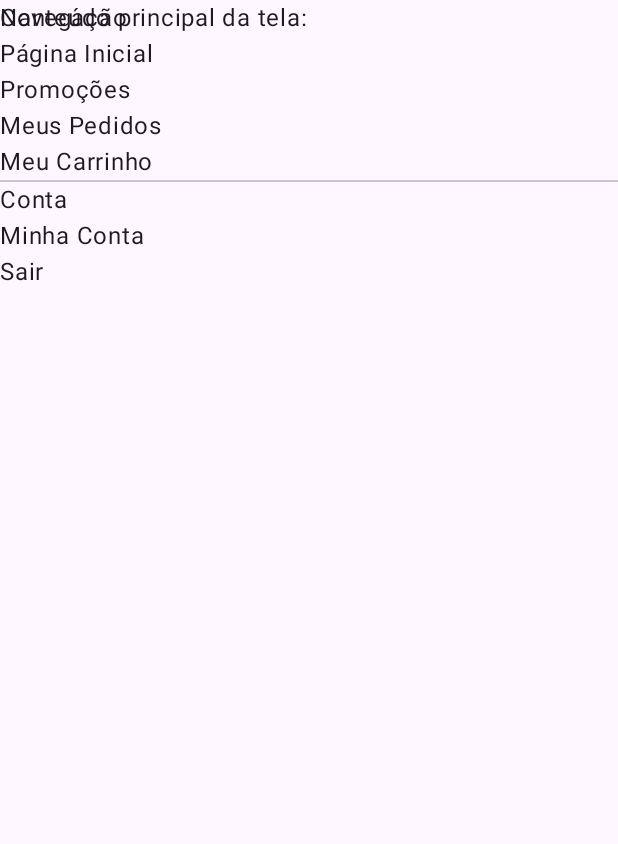
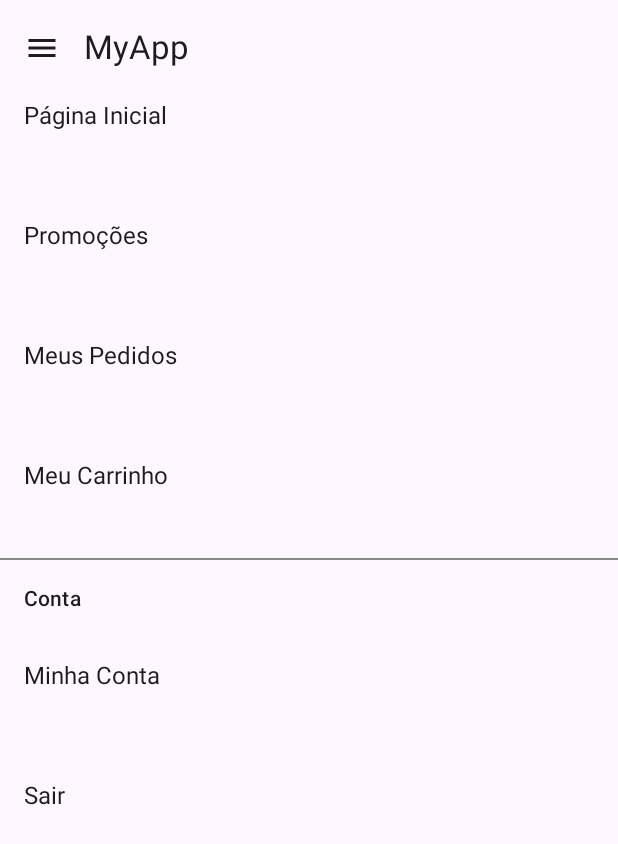
Before and after one commit to windcarvalho/LoginLLMTest, an Android app built with Jetpack Compose: the Tela_Compose_Access_3 screen opened directly, with no data from a screen before it, on a phone screen of 412 x 824 dp. Shown: the top 844 px of the screen. Run offline under Robolectric (Android 15) with nearby library versions, the phone set to English and light mode, and no system bars.

Commit message:
tela 3 adicionada

```diff
--- a/app/src/main/java/org/ufc/great/llm/screens/Tela_Compose_Access_3.kt
+++ b/app/src/main/java/org/ufc/great/llm/screens/Tela_Compose_Access_3.kt
@@ -4,87 +4,168 @@ import android.annotation.SuppressLint
 import androidx.appcompat.app.AppCompatActivity
 import android.os.Bundle
 import androidx.activity.compose.setContent
+import androidx.compose.foundation.clickable
 import androidx.compose.foundation.layout.*
+import androidx.compose.foundation.shape.RoundedCornerShape
+import androidx.compose.material.icons.Icons
+import androidx.compose.material.icons.filled.Menu
 import androidx.compose.material3.Divider
+import androidx.compose.material3.DrawerValue
+import androidx.compose.material3.ExperimentalMaterial3Api
+import androidx.compose.material3.Icon
+import androidx.compose.material3.IconButton
 import androidx.compose.material3.MaterialTheme
 import androidx.compose.material3.Text
 import androidx.compose.runtime.*
 import androidx.compose.ui.Modifier
 import androidx.compose.ui.tooling.preview.Preview
 import androidx.compose.material3.Scaffold
+import androidx.compose.material3.Shapes
+import androidx.compose.material3.TopAppBar
+import androidx.compose.material3.Typography
+import androidx.compose.material3.darkColorScheme
+import androidx.compose.material3.lightColorScheme
+import androidx.compose.material3.rememberDrawerState
+import androidx.compose.ui.graphics.Color
+import androidx.compose.ui.semantics.contentDescription
+import androidx.compose.ui.semantics.semantics
+import androidx.compose.ui.text.TextStyle
+import androidx.compose.ui.text.font.FontFamily
+import androidx.compose.ui.text.font.FontWeight
+import androidx.compose.ui.unit.dp
+import androidx.compose.ui.unit.sp
+import kotlinx.coroutines.launch
 
 class Tela_Compose_Access_3<VisualTransformation> : AppCompatActivity() {
     override fun onCreate(savedInstanceState: Bundle?) {
         super.onCreate(savedInstanceState)
         setContent {
-            MaterialTheme {
-                MainScreen()
+            MyAppTheme {
+                MyApp()
             }
         }
     }
 }
 
+@SuppressLint("UnusedMaterial3ScaffoldPaddingParameter")
+@OptIn(ExperimentalMaterial3Api::class)
 @Composable
-fun MenuItem(
-    text: String,
-    onClick: () -> Unit
-) {
-    Text(
-        text = text
+fun MyApp() {
+    val scaffoldState = rememberDrawerState(DrawerValue.Closed)
+    val coroutineScope = rememberCoroutineScope()
+
+    Scaffold(
+        topBar = {
+            TopAppBar(
+                title = { Text("MyApp") },
+                navigationIcon = {
+                    IconButton(
+                        onClick = {
+                            coroutineScope.launch {
+                                scaffoldState.open()
+                            }
+                        }
+                    ) {
+                        Icon(
+                            imageVector = Icons.Default.Menu,
+                            contentDescription = "Abrir menu de navegação"
+                        )
+                    }
+                }
+            )
+        },
+        content = {
+            DrawerContent()
+        }
     )
 }
 
 @Composable
-fun SectionHeader(text: String) {
+fun DrawerContent() {
+    Column {
+        DrawerSection("Navegação")
+        DrawerItem("Página Inicial")
+        DrawerItem("Promoções")
+        DrawerItem("Meus Pedidos")
+        DrawerItem("Meu Carrinho")
+        Divider(color = Color.Gray)
+        DrawerSection("Conta")
+        DrawerItem("Minha Conta")
+        DrawerItem("Sair")
+    }
+}
+
+@Composable
+fun DrawerSection(title: String) {
     Text(
-        text = text
+        text = title,
+        style = MaterialTheme.typography.titleSmall,
+        modifier = Modifier
+            .padding(16.dp)
+            .semantics { contentDescription = title }
     )
 }
 
 @Composable
-fun Drawer(
-    onMenuItemClick: (String) -> Unit
-) {
-    Column(
-        modifier = Modifier.fillMaxSize(),
-        verticalArrangement = Arrangement.Top
-    ) {
-        // Seção de navegação
-        SectionHeader(text = "Navegação")
-        MenuItem(text = "Página Inicial", onClick = { onMenuItemClick("Página Inicial") })
-        MenuItem(text = "Promoções", onClick = { onMenuItemClick("Promoções") })
-        MenuItem(text = "Meus Pedidos", onClick = { onMenuItemClick("Meus Pedidos") })
-        MenuItem(text = "Meu Carrinho", onClick = { onMenuItemClick("Meu Carrinho") })
-
-        // Divisor
-        Divider()
-
-        // Seção de conta
-        SectionHeader(text = "Conta")
-        MenuItem(text = "Minha Conta", onClick = { onMenuItemClick("Minha Conta") })
-        MenuItem(text = "Sair", onClick = { onMenuItemClick("Sair") })
-    }
+fun DrawerItem(label: String) {
+    Text(
+        text = label,
+        style = MaterialTheme.typography.bodySmall,
+        modifier = Modifier
+            .fillMaxWidth()
+            .padding(16.dp)
+            .heightIn(min = 48.dp)
+            .clickable {
+                // Ação ao clicar no item do menu
+            }
+            .semantics { contentDescription = label }
+    )
 }
 
-@SuppressLint("UnusedMaterial3ScaffoldPaddingParameter")
-@Composable
-fun MainScreen() {
-    var selectedItem by remember { mutableStateOf("") }
 
-    Scaffold(
-        content = {
-            // Conteúdo principal da tela
-            // Aqui você colocaria o conteúdo da tela principal da sua aplicação
-            Text("Conteúdo principal da tela: $selectedItem")
-            Drawer(onMenuItemClick = { selectedItem = it })
-        }
-    )
-}
 
 @Preview(showBackground = true)
 @Composable
 fun DefaultPreview() {
-    MaterialTheme {
-        MainScreen()
+    MyAppTheme {
+        MyApp()
     }
 }
+
+private val DarkColorPalette = darkColorScheme(
+    primary = Color(0xFF1EB980),
+    onSurfaceVariant = Color(0xFF045D56),
+    secondary = Color(0xFF1EB980)
+)
+
+private val LightColorPalette = lightColorScheme(
+    primary = Color(0xFF1EB980),
+    onSurfaceVariant = Color(0xFF045D56),
+    secondary = Color(0xFF1EB980)
+)
+
+val Shapes = Shapes(
+    small = RoundedCornerShape(4.dp),
+    medium = RoundedCornerShape(4.dp),
+    large = RoundedCornerShape(0.dp)
+)
+
+val Typography = Typography (
+    bodySmall = TextStyle(
+        fontFamily = FontFamily.Default,
+        fontWeight = FontWeight.Normal,
+        fontSize = 16.sp
+    )
+)
+
+@Composable
+fun MyAppTheme(content: @Composable () -> Unit) {
+    val colors = LightColorPalette
+
+    MaterialTheme(
+        colorScheme = colors,
+        typography = Typography,
+        shapes = Shapes,
+        content = content
+    )
+}
```
Also changed, not shown: app/src/main/java/org/ufc/great/llm/screens/Tela_Compose_3.kt (+111 -52 lines).
